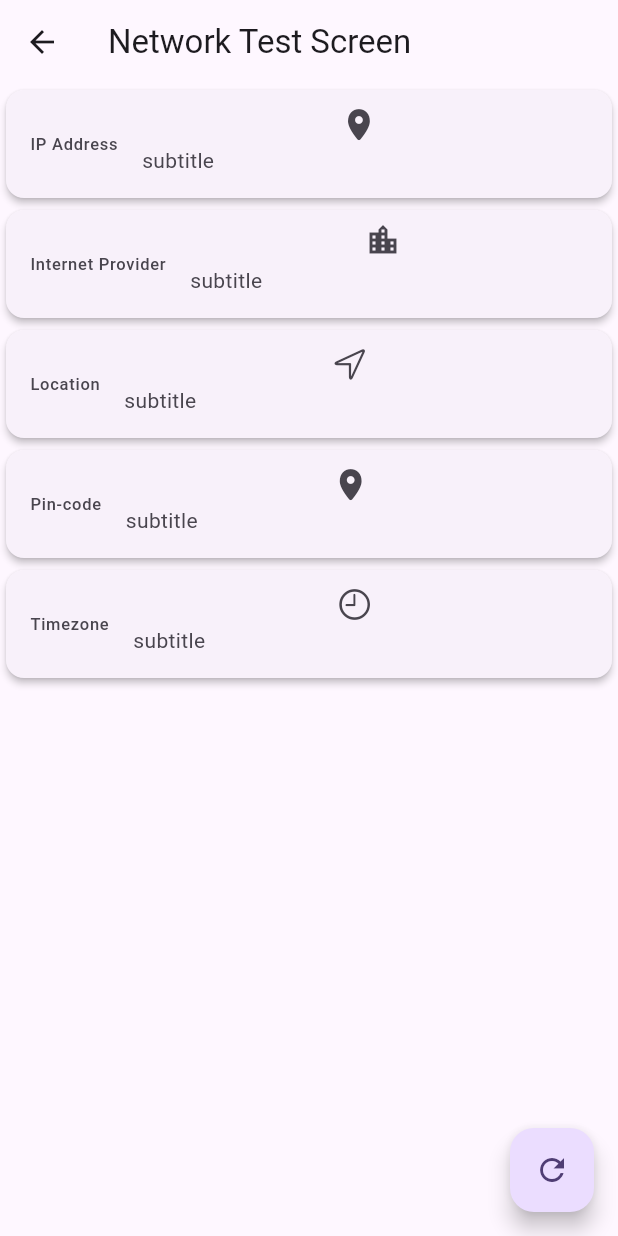
After one commit to editorbot/VPN_Dispose, a Flutter app: the NetworkTestScreen screen opened directly, on a phone screen of 412 x 824 dp. The commit adds this screen. Run offline on Flutter 3.47's test engine with Material 3 defaults, Android fonts, the phone set to English and light mode, and no system bars; our stand-ins replace csv, firebase_core, firebase_remote_config, get, google_mobile_ads, hive and 2 more; accounts and stored records are empty; network calls fail.

Commit message:
first commit

```diff
--- a/lib/main.dart
+++ b/lib/main.dart
@@ -1,6 +1,7 @@
 import 'package:firebase_core/firebase_core.dart';
 import 'package:flutter/material.dart';
 import 'package:flutter/services.dart';
+import 'package:get/get.dart';
 import 'package:get/get_navigation/src/root/get_material_app.dart';
 import 'package:vpn_serve/helpers/ad_helper.dart';
 import 'package:vpn_serve/helpers/config.dart';
@@ -34,22 +35,12 @@ class MyApp extends StatelessWidget {
     return GetMaterialApp(
       title: 'Flutter Demo',
       theme: ThemeData(
-        // This is the theme of your application.
-        //
-        // TRY THIS: Try running your application with "flutter run". You'll see
-        // the application has a purple toolbar. Then, without quitting the app,
-        // try changing the seedColor in the colorScheme below to Colors.green
-        // and then invoke "hot reload" (save your changes or press the "hot
-        // reload" button in a Flutter-supported IDE, or press "r" if you used
-        // the command line to start the app).
-        //
-        // Notice that the counter didn't reset back to zero; the application
-        // state is not lost during the reload. To reset the state, use hot
-        // restart instead.
-        //
-        // This works for code too, not just values: Most code changes can be
-        // tested with just a hot reload.
+
         colorScheme: .fromSeed(seedColor: Colors.deepPurple),
+
+      ),
+      darkTheme: ThemeData(
+        brightness: Brightness.dark
       ),
       home: const MyHomePage(title: 'Flutter Demo Home Page'),
       debugShowCheckedModeBanner: false,
@@ -60,14 +51,6 @@ class MyApp extends StatelessWidget {
 class MyHomePage extends StatefulWidget {
   const MyHomePage({super.key, required this.title});
 
-  // This widget is the home page of your application. It is stateful, meaning
-  // that it has a State object (defined below) that contains fields that affect
-  // how it looks.
-
-  // This class is the configuration for the state. It holds the values (in this
-  // case the title) provided by the parent (in this case the App widget) and
-  // used by the build method of the State. Fields in a Widget subclass are
-  // always marked "final".
 
   final String title;
 
@@ -80,11 +63,7 @@ class _MyHomePageState extends State<MyHomePage> {
 
   void _incrementCounter() {
     setState(() {
-      // This call to setState tells the Flutter framework that something has
-      // changed in this State, which causes it to rerun the build method below
-      // so that the display can reflect the updated values. If we changed
-      // _counter without calling setState(), then the build method would not be
-      // called again, and so nothing would appear to happen.
+
       _counter++;
     });
   }
@@ -100,3 +79,7 @@ class _MyHomePageState extends State<MyHomePage> {
     return SplashScreen();
   }
 }
+extension AppTheme on ThemeData{
+  Color get lightText =>Get.isDarkMode ? Colors.white70 : Colors.black54;
+
+}
--- /dev/null
+++ b/lib/models/network_data.dart
@@ -0,0 +1,9 @@
+import 'package:flutter/material.dart';
+
+class NetworkData {
+  String title,subtitle;
+  Icon icon;
+
+  NetworkData({required this.icon,required this.title,required this.subtitle});
+
+}
--- /dev/null
+++ b/lib/screens/network_test_screen.dart
@@ -0,0 +1,42 @@
+import 'package:flutter/cupertino.dart';
+import 'package:flutter/material.dart';
+import 'package:vpn_serve/models/network_data.dart';
+import 'package:vpn_serve/widgets/network_card.dart';
+
+class NetworkTestScreen extends StatelessWidget {
+  const NetworkTestScreen({super.key});
+
+  @override
+  Widget build(BuildContext context) {
+    return Scaffold(
+      appBar: AppBar(title: Text("Network Test Screen"),),
+      floatingActionButton: FloatingActionButton(onPressed: (){ },child: Icon(Icons.refresh),),
+
+      body: ListView(
+        physics: BouncingScrollPhysics(),
+        children: [
+         NetworkCard(data:
+         NetworkData(icon: Icon(CupertinoIcons.location_solid),
+             title: "IP Address", subtitle: "subtitle"),
+         ),
+          NetworkCard(data:
+          NetworkData(icon: Icon(Icons.location_city),
+              title: "Internet Provider", subtitle: "subtitle"),
+          ),
+          NetworkCard(data:
+          NetworkData(icon: Icon(CupertinoIcons.location),
+              title: "Location", subtitle: "subtitle"),
+          ),
+          NetworkCard(data:
+          NetworkData(icon: Icon(CupertinoIcons.location_solid),
+              title: "Pin-code", subtitle: "subtitle"),
+          ),
+          NetworkCard(data:
+          NetworkData(icon: Icon(CupertinoIcons.time),
+              title: "Timezone", subtitle: "subtitle"),
+          ),
+        ],
+      ),
+    );
+  }
+}
--- /dev/null
+++ b/lib/widgets/network_card.dart
@@ -0,0 +1,34 @@
+import 'package:flutter/cupertino.dart';
+import 'package:flutter/material.dart';
+import 'package:vpn_serve/models/network_data.dart';
+
+class NetworkCard extends StatelessWidget {
+  final NetworkData data;
+  const NetworkCard({super.key, required this.data});
+
+  @override
+  Widget build(BuildContext context) {
+
+    return Card(
+elevation: 2,
+      child: InkWell(
+        onTap: (){
+
+        },
+        borderRadius: BorderRadius.circular(15),
+        child: ListTile(
+          shape: RoundedRectangleBorder(borderRadius: BorderRadius.circular(15)),
+          title: Icon(data.icon.icon,
+          color: data.icon.color,
+            size: data.icon.size,
+          ),
+          //flag
+          leading:Text(data.title),
+          subtitle: Text(data.subtitle),
+
+        ),
+      ),
+    );
+  }
+
+}
```
